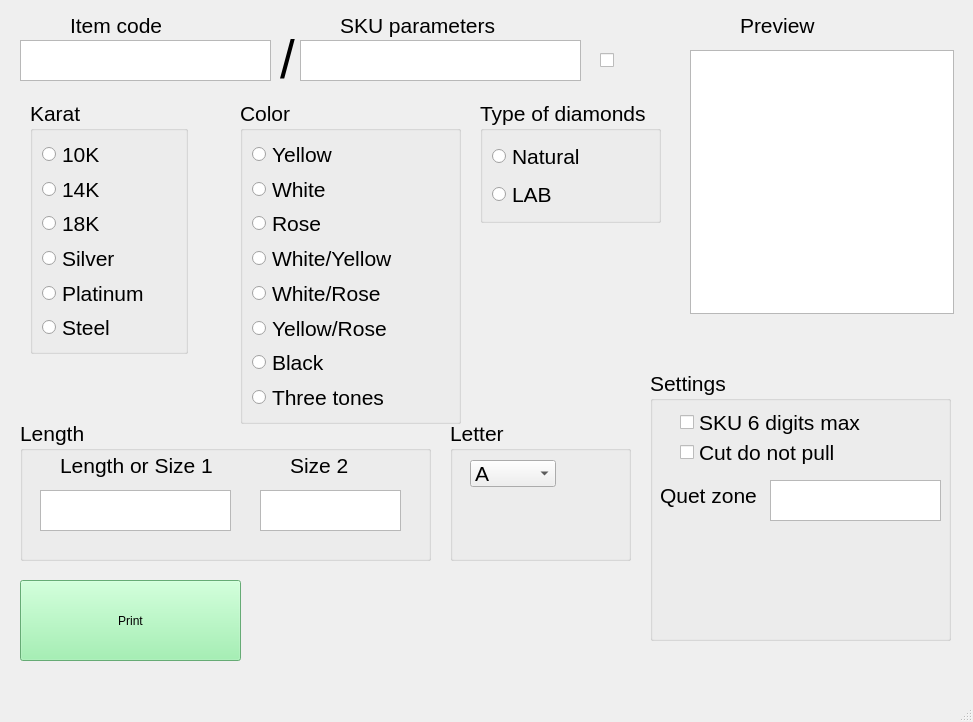
The window that QRtag.ui (svedbox/QRtag) describes before a commit, drawn with Qt 5.
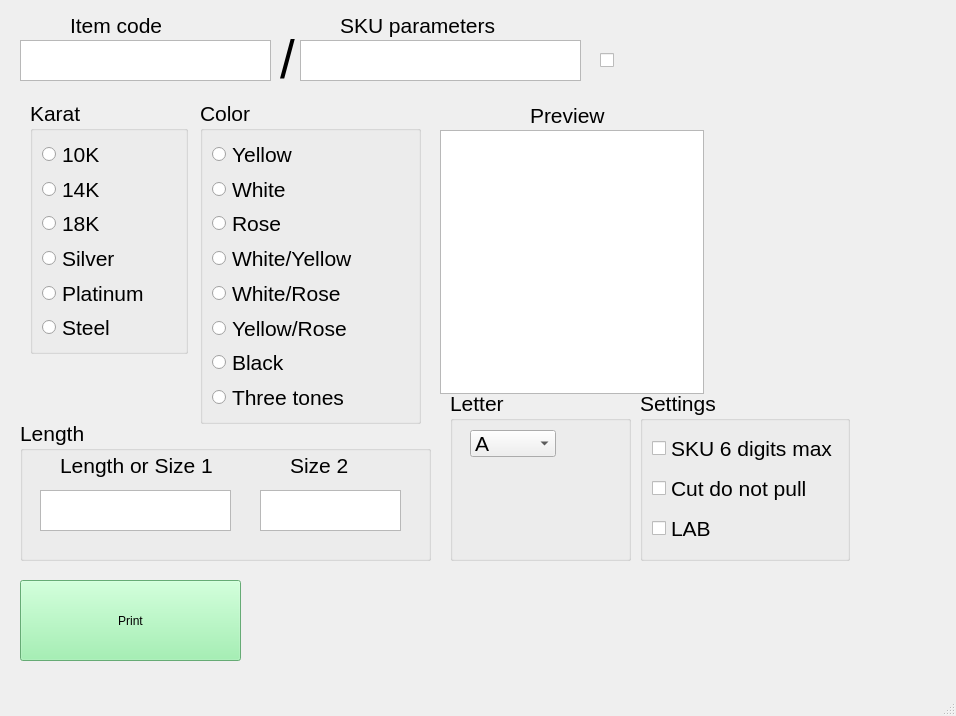
The same window after the commit.

```diff
--- a/QRtag.ui
+++ b/QRtag.ui
@@ -6,10 +6,22 @@
    <rect>
     <x>0</x>
     <y>0</y>
-    <width>973</width>
-    <height>722</height>
+    <width>956</width>
+    <height>716</height>
    </rect>
   </property>
+  <property name="minimumSize">
+   <size>
+    <width>956</width>
+    <height>716</height>
+   </size>
+  </property>
+  <property name="maximumSize">
+   <size>
+    <width>956</width>
+    <height>716</height>
+   </size>
+  </property>
   <property name="windowTitle">
    <string>MainWindow</string>
   </property>
@@ -20,8 +32,8 @@
    <widget class="QLabel" name="label">
     <property name="geometry">
      <rect>
-      <x>740</x>
-      <y>10</y>
+      <x>530</x>
+      <y>100</y>
       <width>121</width>
       <height>31</height>
      </rect>
@@ -39,8 +51,8 @@
    <widget class="QGraphicsView" name="graphicsView">
     <property name="geometry">
      <rect>
-      <x>690</x>
-      <y>50</y>
+      <x>440</x>
+      <y>130</y>
       <width>264</width>
       <height>264</height>
      </rect>
@@ -145,9 +157,9 @@
     <property name="geometry">
      <rect>
       <x>450</x>
-      <y>420</y>
+      <y>390</y>
       <width>181</width>
-      <height>141</height>
+      <height>171</height>
      </rect>
     </property>
     <property name="font">
@@ -497,7 +509,7 @@
    <widget class="QGroupBox" name="groupBox_4">
     <property name="geometry">
      <rect>
-      <x>240</x>
+      <x>200</x>
       <y>100</y>
       <width>221</width>
       <height>324</height>
@@ -622,10 +634,10 @@
    <widget class="QGroupBox" name="groupBox_5">
     <property name="geometry">
      <rect>
-      <x>650</x>
-      <y>370</y>
-      <width>301</width>
-      <height>271</height>
+      <x>640</x>
+      <y>390</y>
+      <width>210</width>
+      <height>171</height>
      </rect>
     </property>
     <property name="font">
@@ -637,15 +649,9 @@
     <property name="title">
      <string>Settings</string>
     </property>
+    <layout class="QGridLayout" name="gridLayout_3">
+     <item row="0" column="0">
     <widget class="QCheckBox" name="checkBox">
-     <property name="geometry">
-      <rect>
-       <x>30</x>
-       <y>40</y>
-       <width>201</width>
-       <height>25</height>
-      </rect>
-     </property>
      <property name="font">
       <font>
        <family>Arial</family>
@@ -656,15 +662,9 @@
       <string>SKU 6 digits max</string>
      </property>
     </widget>
+     </item>
+     <item row="1" column="0">
     <widget class="QCheckBox" name="checkBox_2">
-     <property name="geometry">
-      <rect>
-       <x>30</x>
-       <y>70</y>
-       <width>181</width>
-       <height>25</height>
-      </rect>
-     </property>
      <property name="font">
       <font>
        <family>Arial</family>
@@ -675,41 +675,15 @@
       <string>Cut do not pull</string>
      </property>
     </widget>
-    <widget class="QPlainTextEdit" name="plainTextEdit_5">
-     <property name="geometry">
-      <rect>
-       <x>120</x>
-       <y>110</y>
-       <width>171</width>
-       <height>41</height>
-      </rect>
-     </property>
-     <property name="font">
-      <font>
-       <family>Arial</family>
-       <pointsize>16</pointsize>
-      </font>
-     </property>
-    </widget>
-    <widget class="QLabel" name="label_7">
-     <property name="geometry">
-      <rect>
-       <x>10</x>
-       <y>110</y>
-       <width>101</width>
-       <height>31</height>
-      </rect>
-     </property>
-     <property name="font">
-      <font>
-       <family>Arial</family>
-       <pointsize>16</pointsize>
-      </font>
-     </property>
+     </item>
+     <item row="2" column="0">
+      <widget class="QCheckBox" name="checkBox_4">
      <property name="text">
-      <string>Quet zone</string>
-     </property>
-    </widget>
+        <string>LAB</string>
+       </property>
+      </widget>
+     </item>
+    </layout>
    </widget>
    <widget class="QCheckBox" name="checkBox_3">
     <property name="geometry">
@@ -760,53 +734,6 @@
      <string>Print</string>
     </property>
    </widget>
-   <widget class="QGroupBox" name="groupBox_7">
-    <property name="geometry">
-     <rect>
-      <x>480</x>
-      <y>100</y>
-      <width>181</width>
-      <height>123</height>
-     </rect>
-    </property>
-    <property name="font">
-     <font>
-      <family>Arial</family>
-      <pointsize>16</pointsize>
-     </font>
-    </property>
-    <property name="title">
-     <string>Type of diamonds</string>
-    </property>
-    <layout class="QGridLayout" name="gridLayout_4">
-     <item row="0" column="0">
-      <widget class="QRadioButton" name="radioButton_17">
-       <property name="font">
-        <font>
-         <family>Arial</family>
-         <pointsize>16</pointsize>
-        </font>
-       </property>
-       <property name="text">
-        <string>Natural</string>
-       </property>
-      </widget>
-     </item>
-     <item row="1" column="0">
-      <widget class="QRadioButton" name="radioButton_18">
-       <property name="font">
-        <font>
-         <family>Arial</family>
-         <pointsize>16</pointsize>
-        </font>
-       </property>
-       <property name="text">
-        <string>LAB</string>
-       </property>
-      </widget>
-     </item>
-    </layout>
-   </widget>
    <zorder>groupBox_3</zorder>
    <zorder>label</zorder>
    <zorder>graphicsView</zorder>
```
Left out of the diff: 3 changed lines with no effect on the pictures. Lines whose indentation alone changed are shown as unchanged.
